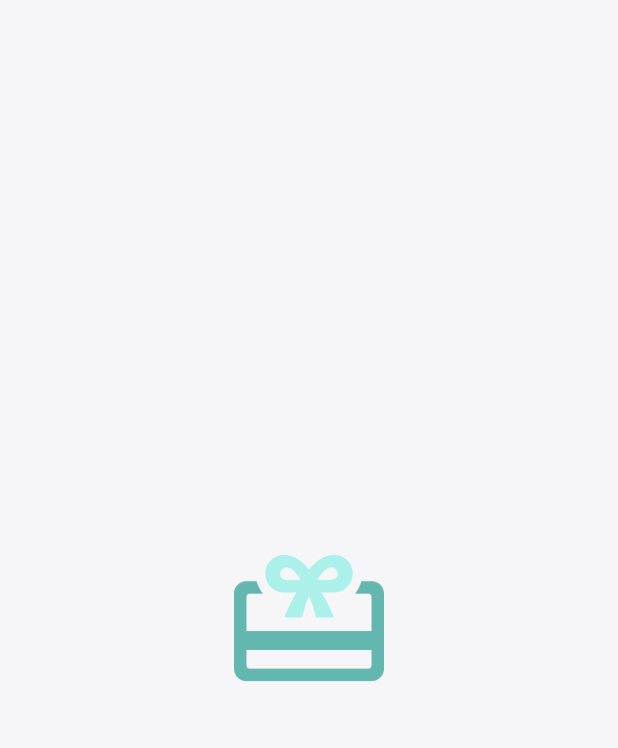
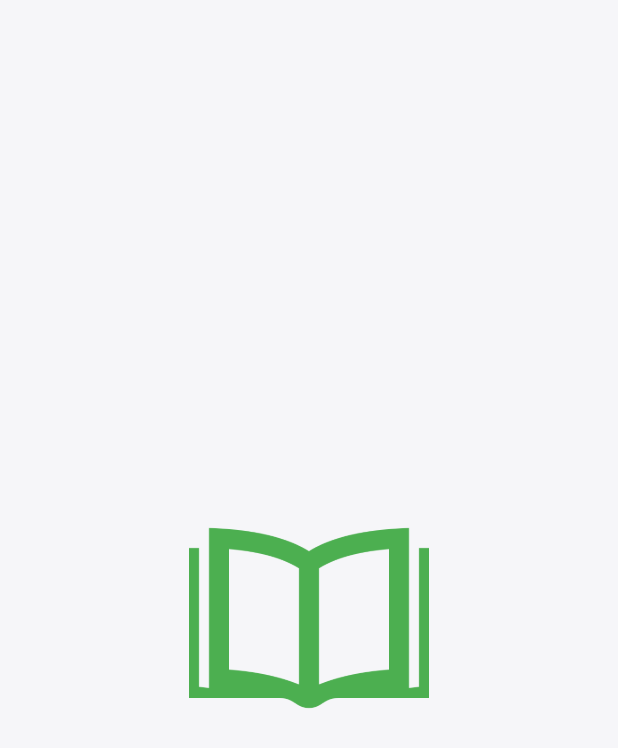
Before and after one commit to bakhtiararifin/ngajiyuk, a Flutter app: the LaunchPage screen opened directly, on a phone screen of 412 x 824 dp. Shown: the top 748 px of the screen. Run offline on Flutter 3.47's test engine with Material 2 defaults, Android fonts, the phone set to English and light mode, and no system bars; our stand-ins replace bloc, cloud_firestore, firebase_analytics, firebase_core, flutter_bloc, freezed_annotation and 3 more; accounts and stored records are empty; generated files the repository leaves out were written again.

Commit message:
launcher, logo, theme

```diff
--- a/lib/core/theme/app_colors.dart
+++ b/lib/core/theme/app_colors.dart
@@ -1,7 +1,7 @@
 import 'package:flutter/material.dart';
 
 class AppColors {
-  static const primaryColor = Color(0xff1f65e6);
+  static const primaryColor = Colors.green;
   static const secondaryColor = Color(0xff8bc34a);
   static const errorColor = Color(0xffff7b7b);
   static const textColor = Color(0xff1b232c);
--- a/lib/lesson/features/lesson/lesson_page.dart
+++ b/lib/lesson/features/lesson/lesson_page.dart
@@ -1,6 +1,7 @@
 import 'package:flutter/material.dart';
 import 'package:ngajiyuk/lesson/model/lesson/lesson.dart';
 import 'package:ngajiyuk/lesson/model/lesson_item/lesson_item.dart';
+import 'package:url_launcher/url_launcher.dart';
 
 class LessonPage extends StatelessWidget {
   final Lesson lesson;
@@ -19,7 +20,7 @@ class LessonPage extends StatelessWidget {
           final LessonItem lessonItem = lesson.items[index];
           return ListTile(
             title: Text(lessonItem.title),
-            onTap: () {},
+            onTap: () => launch(lessonItem.link),
           );
         },
       ),
--- a/pubspec.yaml
+++ b/pubspec.yaml
@@ -22,6 +22,7 @@ dependencies:
   intl: ^0.16.0
   json_serializable: ^3.5.1
   rxdart: ^0.25.0
+  url_launcher: ^5.7.10
 
 dev_dependencies:
   flutter_test:
```
Also changed, not shown: assets/images/logo.png, pubspec.lock.
